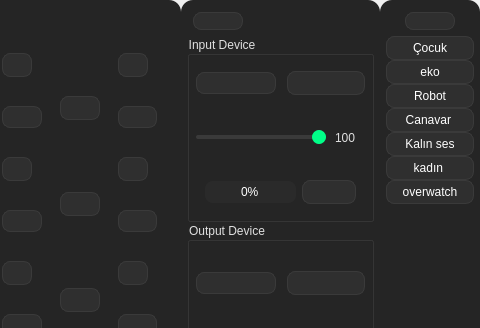
akifs52/Voice-Changer, file src/mainwindow.ui: the form before one commit; both pictures show x 411 to 891 and y 0 to 328 of the 891 by 600 pixel window.
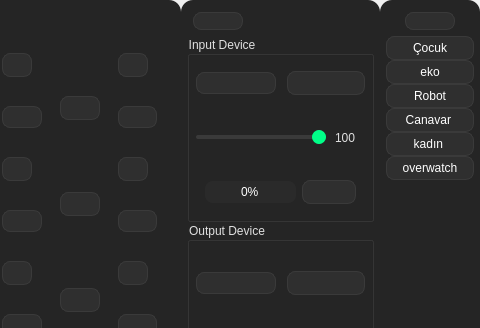
The form after the commit. Icons and pictures are not drawn.

The edit to the form file:
```diff
--- a/src/mainwindow.ui
+++ b/src/mainwindow.ui
@@ -2318,16 +2318,6 @@
          </property>
         </widget>
        </item>
-       <item>
-        <widget class="QPushButton" name="boldButton">
-         <property name="text">
-          <string>Kalın ses</string>
-         </property>
-         <property name="checkable">
-          <bool>true</bool>
-         </property>
-        </widget>
-       </item>
        <item>
         <widget class="QPushButton" name="femaleButton">
          <property name="text">
```
